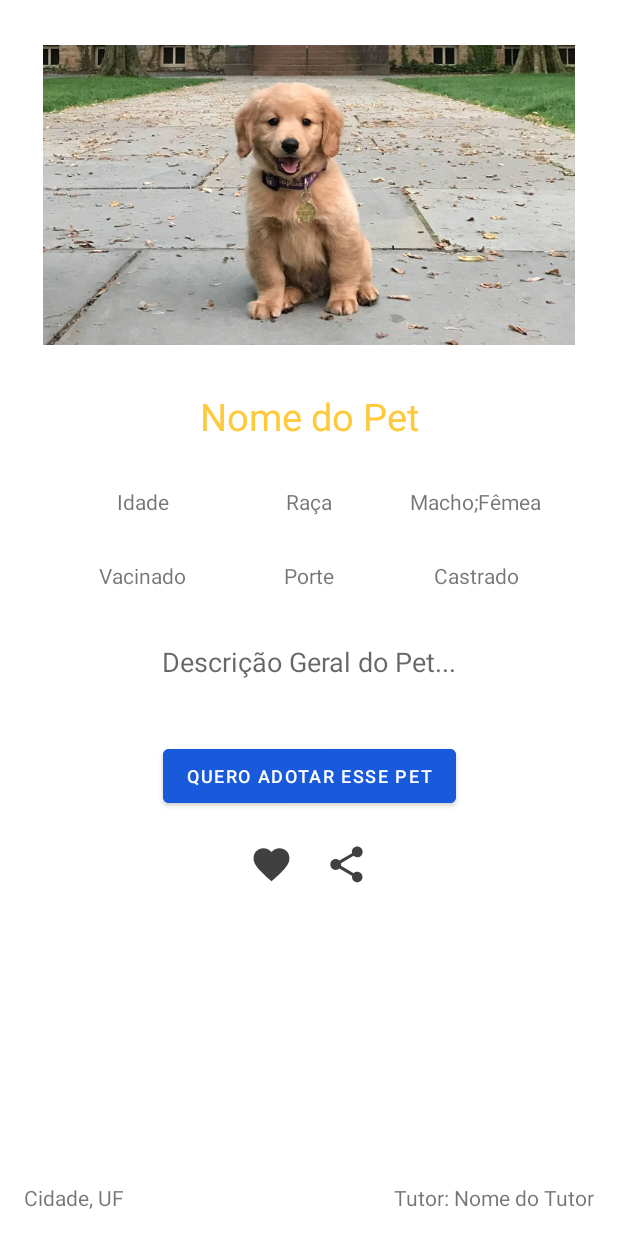
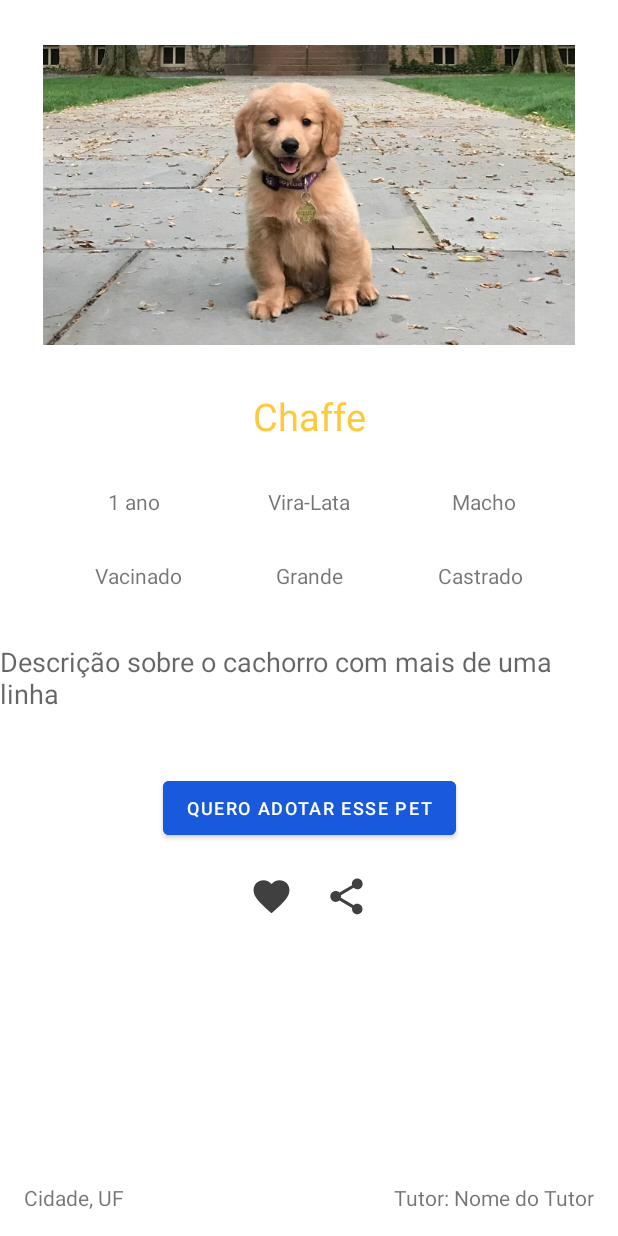
Before and after one commit to JamesWillian/miauau, an Android app: the screen it shows after launch (MainActivity), after a tap on "Chaffe", on a phone screen of 412 x 824 dp. Run offline under Robolectric (Android 15) with nearby library versions, the phone set to English and light mode, and no system bars.

Commit message:
improving petDetailFragment navigation with safeArgs

```diff
--- a/app/build.gradle
+++ b/app/build.gradle
@@ -38,8 +38,8 @@ android {
 
 dependencies {
 
-    implementation 'androidx.core:core-ktx:1.7.0'
-    implementation 'androidx.appcompat:appcompat:1.6.0'
+    implementation 'androidx.core:core-ktx:1.9.0'
+    implementation 'androidx.appcompat:appcompat:1.6.1'
     implementation 'com.google.android.material:material:1.8.0'
     implementation 'androidx.constraintlayout:constraintlayout:2.1.4'
     implementation 'androidx.navigation:navigation-fragment-ktx:2.5.3'
--- a/app/src/main/java/com/jammes/miauau/collections/HomeListAdapter.kt
+++ b/app/src/main/java/com/jammes/miauau/collections/HomeListAdapter.kt
@@ -3,6 +3,7 @@ package com.jammes.miauau.collections
 import android.view.LayoutInflater
 import android.view.ViewGroup
 import androidx.navigation.Navigation
+import androidx.navigation.findNavController
 import androidx.recyclerview.widget.AsyncListDiffer
 import androidx.recyclerview.widget.DiffUtil
 import androidx.recyclerview.widget.RecyclerView
@@ -19,6 +20,12 @@ class HomeListAdapter: RecyclerView.Adapter<HomeListAdapter.ViewHolder>() {
             binding.petBreedTextView.text = petItem.breed
             binding.petAgeTextView.text = petItem.age
             binding.petSexTextView.text = petItem.sex
+
+            binding.root.setOnClickListener {
+                val arg = petItem.id
+                val action = HomeFragmentDirections.actionHomeFragmentToPetDetailFragment(arg)
+                itemView.findNavController().navigate(action)
+            }
         }
     }
 
@@ -37,11 +44,6 @@ class HomeListAdapter: RecyclerView.Adapter<HomeListAdapter.ViewHolder>() {
 
     override fun onBindViewHolder(holder: ViewHolder, position: Int) {
         holder.bind(asyncListDiffer.currentList[position])
-
-        holder.itemView.setOnClickListener {
-            val navigation = Navigation.findNavController(it)
-            navigation.navigate(R.id.action_homeFragment_to_petDetailFragment)
-        }
     }
 
     private val asyncListDiffer: AsyncListDiffer<PetItem> = AsyncListDiffer(this, DiffCallBack)
--- a/app/src/main/java/com/jammes/miauau/collections/PetDetailFragment.kt
+++ b/app/src/main/java/com/jammes/miauau/collections/PetDetailFragment.kt
@@ -5,19 +5,38 @@ import androidx.fragment.app.Fragment
 import android.view.LayoutInflater
 import android.view.View
 import android.view.ViewGroup
+import androidx.navigation.fragment.navArgs
 import com.jammes.miauau.R
 import com.jammes.miauau.databinding.FragmentPetDetailBinding
+import com.jammes.miauau.dummy.MockPets
 
 class PetDetailFragment : Fragment() {
 
     private var _binding: FragmentPetDetailBinding? = null
     private val binding get() = _binding!!
 
+
+
     override fun onCreateView(
         inflater: LayoutInflater, container: ViewGroup?,
         savedInstanceState: Bundle?
     ): View {
+
         _binding = FragmentPetDetailBinding.inflate(inflater,  container, false)
+
+        val pet = MockPets.petItemList.find { it.id == PetDetailFragmentArgs.fromBundle(requireArguments()).petId }
+
+        if (pet != null) {
+            binding.petNameTextView.text = pet.name //Name
+            binding.petDescriptionTextView.text = pet.description //Description
+            binding.petBreedTextView.text = pet.breed //Breed
+            binding.petAgeTextView.text = pet.age //Age
+            binding.petSexTextView.text = pet.sex //Sex
+            binding.petCastratedTextView.text = pet.castrated
+            binding.petSizeTextView.text = pet.size
+            binding.petVaccinatedTextView.text = pet.vaccinated
+        }
+
         return (binding.root)
     }
 
--- a/app/src/main/java/com/jammes/miauau/collections/PetItem.kt
+++ b/app/src/main/java/com/jammes/miauau/collections/PetItem.kt
@@ -6,5 +6,8 @@ data class PetItem(
     val description: String,
     val age: String,
     val breed: String,
-    val sex: String
+    val sex: String,
+    val vaccinated: String,
+    val size: String,
+    val castrated: String
 )
--- a/app/src/main/java/com/jammes/miauau/dummy/MockPets.kt
+++ b/app/src/main/java/com/jammes/miauau/dummy/MockPets.kt
@@ -8,116 +8,158 @@ object MockPets: PetsRepository {
 
     val petItemList = listOf(
         PetItem(
-            id = UUID.randomUUID().toString(),
+            id = "1",
             name = "Chaffe",
             description = "Descrição sobre o cachorro com mais de uma linha",
             age = "1 ano",
             breed = "Vira-Lata",
-            sex = "Macho"
+            sex = "Macho",
+            castrated = "Castrado",
+            size = "Grande",
+            vaccinated = "Vacinado"
         ),
         PetItem(
-            id = UUID.randomUUID().toString(),
+            id = "2",
             name = "Ada",
             description = "Descrição sobre o gato",
             age = "8 meses",
             breed = "Persa",
-            sex = "Femea"
+            sex = "Femea",
+            castrated = "Não Castrado",
+            size = "Pequeno",
+            vaccinated = "Vacinado"
         ),
         PetItem(
-            id = UUID.randomUUID().toString(),
+            id = "3",
             name = "Snoopy",
             description = "Descrição sobre o cachorro",
             age = "3 anos",
             breed = "Beagle",
-            sex = "Macho"
+            sex = "Macho",
+            castrated = "Não Castrado",
+            size = "Médio",
+            vaccinated = "Vacinado"
         ),
         PetItem(
-            id = UUID.randomUUID().toString(),
+            id = "4",
             name = "Flash",
             description = "Descrição sobre o cachorro",
             age = "2 anos",
             breed = "Pintcher",
-            sex = "Macho"
+            sex = "Macho",
+            castrated = "Castrado",
+            size = "Pequeno",
+            vaccinated = "Vacinado"
         ),
         PetItem(
-            id = UUID.randomUUID().toString(),
+            id = "5",
             name = "Caramelo",
             description = "Descrição sobre o cachorro",
             age = "3 anos",
             breed = "Vira-Lata",
-            sex = "Macho"
+            sex = "Macho",
+            castrated = "Castrado",
+            size = "Grande",
+            vaccinated = "Vacinado"
         ),
         PetItem(
-            id = UUID.randomUUID().toString(),
+            id = "6",
             name = "Tunico",
             description = "Descrição sobre o cachorro",
             age = "3 anos",
             breed = "Beagle",
-            sex = "Macho"
+            sex = "Macho",
+            castrated = "Não Castrado",
+            size = "Médio",
+            vaccinated = "Vacinado"
         ),
         PetItem(
-            id = UUID.randomUUID().toString(),
+            id = "7",
             name = "Alcachofra",
             description = "Descrição sobre o cachorro",
             age = "3 anos",
             breed = "Border Collie",
-            sex = "Macho"
+            sex = "Macho",
+            castrated = "Castrado",
+            size = "Grande",
+            vaccinated = "Vacinado"
         ),
         PetItem(
-            id = UUID.randomUUID().toString(),
+            id = "8",
             name = "Pingo",
             description = "Descrição sobre o cachorro",
             age = "10 meses",
             breed = "Shuaua",
-            sex = "Macho"
+            sex = "Macho",
+            castrated = "Não Castrado",
+            size = "Pequeno",
+            vaccinated = "Vacinado"
         ),
         PetItem(
-            id = UUID.randomUUID().toString(),
+            id = "9",
             name = "Bolinha",
             description = "Descrição sobre o cachorro",
             age = "2 anos",
             breed = "Puddle",
-            sex = "Macho"
+            sex = "Macho",
+            castrated = "Não Castrado",
+            size = "Médio",
+            vaccinated = "Vacinado"
         ),
         PetItem(
-            id = UUID.randomUUID().toString(),
+            id = "10",
             name = "Snow",
             description = "Descrição sobre o gato",
             age = "1 anos",
             breed = "Siamês",
-            sex = "Fêmea"
+            sex = "Fêmea",
+            castrated = "Não Castrado",
+            size = "Pequeno",
+            vaccinated = "Vacinado"
         ),
         PetItem(
-            id = UUID.randomUUID().toString(),
+            id = "11",
             name = "Rabugento",
             description = "Descrição sobre o cachorro",
             age = "5 anos",
             breed = "Sem Raça",
-            sex = "Macho"
+            sex = "Macho",
+            castrated = "Castrado",
+            size = "Grande",
+            vaccinated = "Vacinado"
         ),
         PetItem(
-            id = UUID.randomUUID().toString(),
+            id = "12",
             name = "Bug",
             description = "Descrição sobre o cachorro",
             age = "3 anos",
             breed = "Labrador",
-            sex = "Macho"
+            sex = "Macho",
+            castrated = "Não Castrado",
+            size = "Grande",
+            vaccinated = "Vacinado"
         ),
         PetItem(
-            id = UUID.randomUUID().toString(),
+            id = "13",
             name = "Muffin",
             description = "Descrição sobre o cachorro",
             age = "1 anos",
             breed = "Bulldog",
-            sex = "Macho"
+            sex = "Macho",
+            castrated = "Não Castrado",
+            size = "Pequeno",
+            vaccinated = "Vacinado"
         ),
         PetItem(
-            id = UUID.randomUUID().toString(),
+            id = "14",
             name = "Chaninho",
             description = "Descrição sobre o gato",
             age = "3 anos",
             breed = "Sem Raça",
-            sex = "Macho"
+            sex = "Macho",
+            castrated = "Castrado",
+            size = "Pequeno",
+            vaccinated = "Vacinado"
         )
     )
 
--- a/app/src/main/res/layout/fragment_pet_detail.xml
+++ b/app/src/main/res/layout/fragment_pet_detail.xml
@@ -30,17 +30,17 @@
         app:layout_constraintTop_toBottomOf="@+id/petImageView" />
 
     <TextView
-        android:id="@+id/petTip1TextView"
+        android:id="@+id/petAgeTextView"
         android:layout_width="wrap_content"
         android:layout_height="wrap_content"
         android:layout_marginTop="30dp"
         android:text="Idade"
-        app:layout_constraintEnd_toStartOf="@+id/petTip2TextView"
+        app:layout_constraintEnd_toStartOf="@+id/petBreedTextView"
         app:layout_constraintStart_toStartOf="parent"
         app:layout_constraintTop_toBottomOf="@+id/petNameTextView" />
 
     <TextView
-        android:id="@+id/petTip2TextView"
+        android:id="@+id/petBreedTextView"
         android:layout_width="wrap_content"
         android:layout_height="wrap_content"
         android:layout_marginTop="30dp"
@@ -50,47 +50,47 @@
         app:layout_constraintTop_toBottomOf="@+id/petNameTextView" />
 
     <TextView
-        android:id="@+id/petTip3TextView"
+        android:id="@+id/petSexTextView"
         android:layout_width="wrap_content"
         android:layout_height="wrap_content"
         android:layout_marginTop="30dp"
         android:text="Macho;Fêmea"
         app:layout_constraintEnd_toEndOf="parent"
-        app:layout_constraintStart_toEndOf="@+id/petTip2TextView"
+        app:layout_constraintStart_toEndOf="@+id/petBreedTextView"
         app:layout_constraintTop_toBottomOf="@+id/petNameTextView" />
 
     <TextView
-        android:id="@+id/petTip4TextView"
+        android:id="@+id/petVaccinatedTextView"
         android:layout_width="wrap_content"
         android:layout_height="wrap_content"
         android:layout_marginTop="30dp"
         android:text="Vacinado"
-        app:layout_constraintEnd_toStartOf="@+id/petTip5TextView"
+        app:layout_constraintEnd_toStartOf="@+id/petSizeTextView"
         app:layout_constraintStart_toStartOf="parent"
-        app:layout_constraintTop_toBottomOf="@+id/petTip1TextView" />
+        app:layout_constraintTop_toBottomOf="@+id/petAgeTextView" />
 
     <TextView
-        android:id="@+id/petTip5TextView"
+        android:id="@+id/petSizeTextView"
         android:layout_width="wrap_content"
         android:layout_height="wrap_content"
         android:layout_marginTop="30dp"
         android:text="Porte"
         app:layout_constraintEnd_toEndOf="parent"
         app:layout_constraintStart_toStartOf="parent"
-        app:layout_constraintTop_toBottomOf="@+id/petTip2TextView" />
+        app:layout_constraintTop_toBottomOf="@+id/petBreedTextView" />
 
     <TextView
-        android:id="@+id/petTip6TextView"
+        android:id="@+id/petCastratedTextView"
         android:layout_width="wrap_content"
         android:layout_height="wrap_content"
         android:layout_marginTop="30dp"
         android:text="Castrado"
         app:layout_constraintEnd_toEndOf="parent"
-        app:layout_constraintStart_toEndOf="@+id/petTip5TextView"
-        app:layout_constraintTop_toBottomOf="@+id/petTip3TextView" />
+        app:layout_constraintStart_toEndOf="@+id/petSizeTextView"
+        app:layout_constraintTop_toBottomOf="@+id/petSexTextView" />
 
     <TextView
-        android:id="@+id/petTip7TextView"
+        android:id="@+id/petDescriptionTextView"
         android:layout_width="wrap_content"
         android:layout_height="wrap_content"
         android:layout_marginTop="35dp"
@@ -98,7 +98,7 @@
         android:textAppearance="@style/TextAppearance.AppCompat.Medium"
         app:layout_constraintEnd_toEndOf="parent"
         app:layout_constraintStart_toStartOf="parent"
-        app:layout_constraintTop_toBottomOf="@+id/petTip5TextView" />
+        app:layout_constraintTop_toBottomOf="@+id/petSizeTextView" />
 
     <Button
         android:id="@+id/adoptButton"
@@ -110,7 +110,7 @@
         android:textSize="12sp"
         app:layout_constraintEnd_toEndOf="parent"
         app:layout_constraintStart_toStartOf="parent"
-        app:layout_constraintTop_toBottomOf="@+id/petTip7TextView" />
+        app:layout_constraintTop_toBottomOf="@+id/petDescriptionTextView" />
 
     <LinearLayout
         android:layout_width="match_parent"
--- a/app/src/main/res/layout/pet_item.xml
+++ b/app/src/main/res/layout/pet_item.xml
@@ -3,17 +3,18 @@
     xmlns:app="http://schemas.android.com/apk/res-auto"
     android:layout_width="match_parent"
     android:layout_height="130dp"
-    android:background="@color/cardview_dark_background"
-    android:layout_marginBottom="5dp">
+    android:layout_marginBottom="5dp"
+    android:background="@color/cardview_dark_background">
 
     <ImageView
         android:id="@+id/petPhotoImageView"
         android:layout_width="130dp"
         android:layout_height="0dp"
+        android:scaleType="centerCrop"
+        android:src="@drawable/img_dog"
+        app:layout_constraintBottom_toBottomOf="parent"
         app:layout_constraintStart_toStartOf="parent"
-        app:layout_constraintTop_toTopOf="parent"
-        app:layout_constraintBottom_toBottomOf="parent"
-        android:src="@mipmap/ic_launcher"/>
+        app:layout_constraintTop_toTopOf="parent" />
 
     <ImageView
         android:id="@+id/shareImageView"
@@ -23,7 +24,8 @@
         app:layout_constraintBottom_toTopOf="@+id/petSexTextView"
         app:layout_constraintEnd_toStartOf="@+id/saveImageView"
         app:layout_constraintTop_toTopOf="parent"
-        app:srcCompat="@android:drawable/ic_menu_share" />
+        app:srcCompat="@android:drawable/ic_menu_share"
+        />
 
     <ImageView
         android:id="@+id/saveImageView"
@@ -40,15 +42,16 @@
         android:layout_width="0dp"
         android:layout_height="wrap_content"
         android:layout_marginStart="16dp"
+        android:layout_marginTop="10dp"
         android:layout_marginEnd="10dp"
-        android:layout_marginTop="10dp"
+        android:text="Nome do Pet"
+        android:textColor="#FFC93C"
+        android:textSize="17sp"
+        android:textStyle="bold"
+        app:layout_constraintEnd_toStartOf="@+id/shareImageView"
+        app:layout_constraintStart_toEndOf="@+id/petPhotoImageView"
         app:layout_constraintTop_toTopOf="parent"
-        app:layout_constraintStart_toEndOf="@+id/petPhotoImageView"
-        app:layout_constraintEnd_toStartOf="@+id/shareImageView"
-        android:text="Nome do Pet"
-        android:textSize="17sp"
-        android:textColor="#FFC93C"
-        android:textStyle="bold" />
+        />
 
     <TextView
         android:id="@+id/petBreedTextView"
@@ -56,12 +59,12 @@
         android:layout_height="wrap_content"
         android:layout_marginStart="20dp"
         android:layout_marginTop="8dp"
-        app:layout_constraintTop_toBottomOf="@+id/petNameTextView"
+        android:text="Raça"
+        android:textColor="@color/white"
+        android:textSize="14sp"
+        app:layout_constraintEnd_toStartOf="@+id/petAgeTextView"
         app:layout_constraintStart_toEndOf="@+id/petPhotoImageView"
-        app:layout_constraintEnd_toStartOf="@+id/petAgeTextView"
-        android:text="Raça"
-        android:textSize="14sp"
-        android:textColor="@color/white"/>
+        app:layout_constraintTop_toBottomOf="@+id/petNameTextView" />
 
     <TextView
         android:id="@+id/petAgeTextView"
@@ -69,26 +72,26 @@
         android:layout_height="wrap_content"
         android:layout_marginStart="20dp"
         android:layout_marginTop="8dp"
-        app:layout_constraintTop_toBottomOf="@+id/petNameTextView"
+        android:text="Idade"
+        android:textColor="@color/white"
+        android:textSize="14sp"
+        app:layout_constraintEnd_toStartOf="@+id/petSexTextView"
         app:layout_constraintStart_toEndOf="@+id/petBreedTextView"
-        app:layout_constraintEnd_toStartOf="@+id/petSexTextView"
-        android:text="Idade"
-        android:textSize="14sp"
-        android:textColor="@color/white"/>
+        app:layout_constraintTop_toBottomOf="@+id/petNameTextView" />
 
     <TextView
         android:id="@+id/petSexTextView"
         android:layout_width="wrap_content"
         android:layout_height="wrap_content"
         android:layout_marginStart="20dp"
+        android:layout_marginTop="8dp"
         android:layout_marginEnd="10dp"
-        android:layout_marginTop="8dp"
-        app:layout_constraintTop_toBottomOf="@+id/petNameTextView"
+        android:text="Sexo"
+        android:textColor="@color/white"
+        android:textSize="14sp"
+        app:layout_constraintEnd_toEndOf="parent"
         app:layout_constraintStart_toEndOf="@+id/petAgeTextView"
-        app:layout_constraintEnd_toEndOf="parent"
-        android:text="Sexo"
-        android:textSize="14sp"
-        android:textColor="@color/white"/>
+        app:layout_constraintTop_toBottomOf="@+id/petNameTextView" />
 
     <TextView
         android:id="@+id/petDescriptionTextView"
@@ -97,12 +100,12 @@
         android:layout_marginStart="20dp"
         android:layout_marginEnd="10dp"
         android:layout_marginBottom="10dp"
-        app:layout_constraintTop_toBottomOf="@+id/petBreedTextView"
+        android:text="Descricao geral do pet..."
+        android:textColor="@color/white"
+        android:textSize="14sp"
+        app:layout_constraintBottom_toBottomOf="parent"
+        app:layout_constraintEnd_toEndOf="parent"
         app:layout_constraintStart_toEndOf="@+id/petPhotoImageView"
-        app:layout_constraintEnd_toEndOf="parent"
-        app:layout_constraintBottom_toBottomOf="parent"
-        android:text="Descricao geral do pet..."
-        android:textSize="14sp"
-        android:textColor="@color/white"/>
+        app:layout_constraintTop_toBottomOf="@+id/petBreedTextView" />
 
 </androidx.constraintlayout.widget.ConstraintLayout>
--- a/app/src/main/res/navigation/nav_graph.xml
+++ b/app/src/main/res/navigation/nav_graph.xml
@@ -21,8 +21,8 @@
         android:label="fragment_pet_detail"
         tools:layout="@layout/fragment_pet_detail" >
         <argument
-            android:name="pet_item_arg"
-            app:argType="string[]" />
+            android:name="pet_id"
+            app:argType="string" />
     </fragment>
 
 </navigation>
--- a/build.gradle
+++ b/build.gradle
@@ -8,7 +8,7 @@ buildscript {
     }
 }
 plugins {
-    id 'com.android.application' version '7.4.0' apply false
-    id 'com.android.library' version '7.4.0' apply false
+    id 'com.android.application' version '7.4.1' apply false
+    id 'com.android.library' version '7.4.1' apply false
     id 'org.jetbrains.kotlin.android' version '1.7.21' apply false
 }
```
Also changed, not shown: gradle/wrapper/gradle-wrapper.properties.
